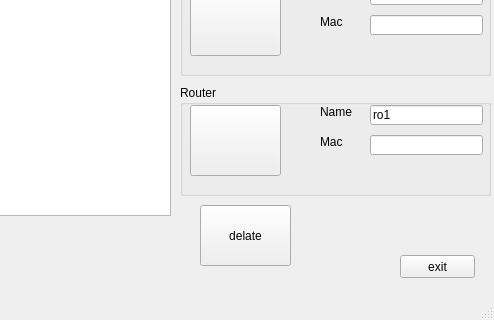
Qt form vns_kma/mainwindow.ui (kio2145/vns_kma) before a commit; both pictures show x 470 to 964 and y 281 to 601 of the 964 by 601 pixel window.
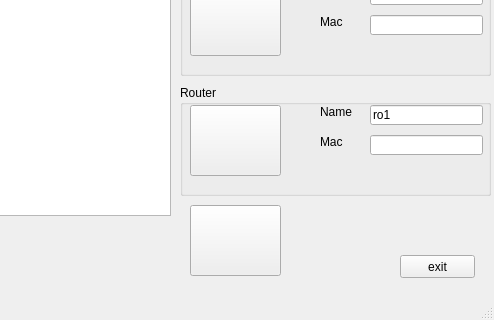
The same form after that commit.

Patch:
```diff
--- a/vns_kma/mainwindow.ui
+++ b/vns_kma/mainwindow.ui
@@ -281,14 +281,14 @@
    <widget class="QPushButton" name="pushButton_6">
     <property name="geometry">
      <rect>
-      <x>670</x>
+      <x>660</x>
       <y>450</y>
       <width>91</width>
-      <height>61</height>
+      <height>71</height>
      </rect>
     </property>
     <property name="text">
-     <string>delate</string>
+     <string/>
     </property>
    </widget>
   </widget>
```
